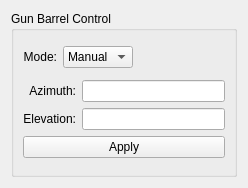
MiftahSalam/FA-FCS-2020-HMI, file src/view/panel/gun/frame_gun_control_barrel.ui: the form before one commit.
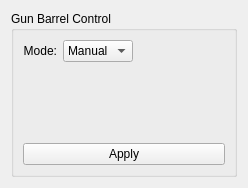
The form after the commit. Custom widgets are drawn as their Qt base class.

Commit message: enhance - prepare ui gun barrel control

What changed in the file:
```diff
--- a/src/view/panel/gun/frame_gun_control_barrel.ui
+++ b/src/view/panel/gun/frame_gun_control_barrel.ui
@@ -13,7 +13,7 @@
   <property name="windowTitle">
    <string>Frame</string>
   </property>
-  <layout class="QGridLayout" name="gridLayout">
+  <layout class="QGridLayout" name="gridLayout_2">
    <item row="0" column="0">
     <widget class="QGroupBox" name="groupBoxGunBarrCon">
      <property name="enabled">
@@ -31,8 +31,10 @@
      <property name="title">
       <string>Gun Barrel Control</string>
      </property>
-     <layout class="QGridLayout" name="gridLayout_3">
+     <layout class="QGridLayout" name="gridLayout">
       <item row="0" column="0">
+       <layout class="QHBoxLayout" name="horizontalLayout">
+        <item>
        <layout class="QHBoxLayout" name="horizontalLayout_4">
         <item>
          <widget class="QLabel" name="label_9">
@@ -63,7 +65,7 @@
         </item>
        </layout>
       </item>
-      <item row="0" column="1">
+        <item>
        <spacer name="horizontalSpacer">
         <property name="orientation">
          <enum>Qt::Horizontal</enum>
@@ -76,53 +78,15 @@
         </property>
        </spacer>
       </item>
-      <item row="1" column="0" colspan="2">
-       <layout class="QVBoxLayout" name="verticalLayout_11">
-        <item>
-         <layout class="QHBoxLayout" name="horizontalLayout_3">
-          <item>
-           <layout class="QVBoxLayout" name="verticalLayout_9">
-            <item>
-             <widget class="QLabel" name="label_15">
-              <property name="layoutDirection">
-               <enum>Qt::LeftToRight</enum>
-              </property>
-              <property name="text">
-               <string>Azimuth:</string>
-              </property>
-              <property name="alignment">
-               <set>Qt::AlignRight|Qt::AlignTrailing|Qt::AlignVCenter</set>
-              </property>
-             </widget>
-            </item>
-            <item>
-             <widget class="QLabel" name="label_16">
-              <property name="layoutDirection">
-               <enum>Qt::LeftToRight</enum>
-              </property>
-              <property name="text">
-               <string>Elevation:</string>
-              </property>
-              <property name="alignment">
-               <set>Qt::AlignRight|Qt::AlignTrailing|Qt::AlignVCenter</set>
-              </property>
-             </widget>
-            </item>
-           </layout>
-          </item>
-          <item>
-           <layout class="QVBoxLayout" name="verticalLayout_10">
-            <item>
-             <widget class="QLineEdit" name="lineEditAz"/>
-            </item>
-            <item>
-             <widget class="QLineEdit" name="lineEditEl"/>
-            </item>
-           </layout>
-          </item>
-         </layout>
-        </item>
-        <item>
+       </layout>
+      </item>
+      <item row="1" column="0">
+       <widget class="FrameTextInput" name="inputAzimuth" native="true"/>
+      </item>
+      <item row="2" column="0">
+       <widget class="FrameTextInput" name="inputElevation" native="true"/>
+      </item>
+      <item row="3" column="0">
          <widget class="QPushButton" name="pushButtonGunBarControlApply">
           <property name="text">
            <string>Apply</string>
@@ -130,12 +94,18 @@
          </widget>
         </item>
        </layout>
-      </item>
-     </layout>
     </widget>
    </item>
   </layout>
  </widget>
+ <customwidgets>
+  <customwidget>
+   <class>FrameTextInput</class>
+   <extends>QWidget</extends>
+   <header>src/view/shared/frame_text_input.h</header>
+   <container>1</container>
+  </customwidget>
+ </customwidgets>
  <resources/>
  <connections/>
 </ui>
```
Lines whose indentation alone changed are shown as unchanged. The commit also changes 2 other files.
